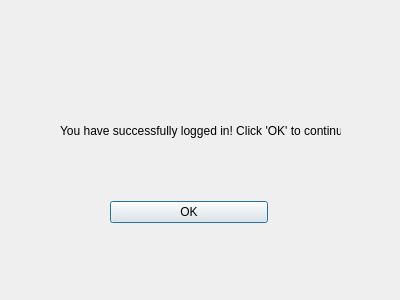
Before: the Qt Designer form Qt_Creator/projectPHOE/loginsuccess.ui in jdsalguer/senior_project, drawn with Qt 5.
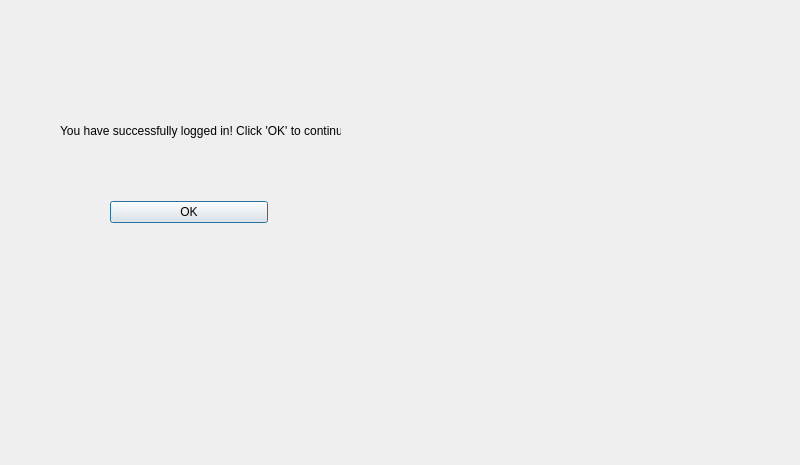
After: the same form once the commit is applied.

What changed in the file:
```diff
--- a/Qt_Creator/projectPHOE/loginsuccess.ui
+++ b/Qt_Creator/projectPHOE/loginsuccess.ui
@@ -6,8 +6,8 @@
    <rect>
     <x>0</x>
     <y>0</y>
-    <width>400</width>
-    <height>300</height>
+    <width>800</width>
+    <height>465</height>
    </rect>
   </property>
   <property name="windowTitle">
@@ -26,7 +26,7 @@
     <string>You have successfully logged in! Click 'OK' to continue...</string>
    </property>
   </widget>
-  <widget class="QWidget" name="">
+  <widget class="QWidget" name="layoutWidget">
    <property name="geometry">
     <rect>
      <x>110</x>
```
